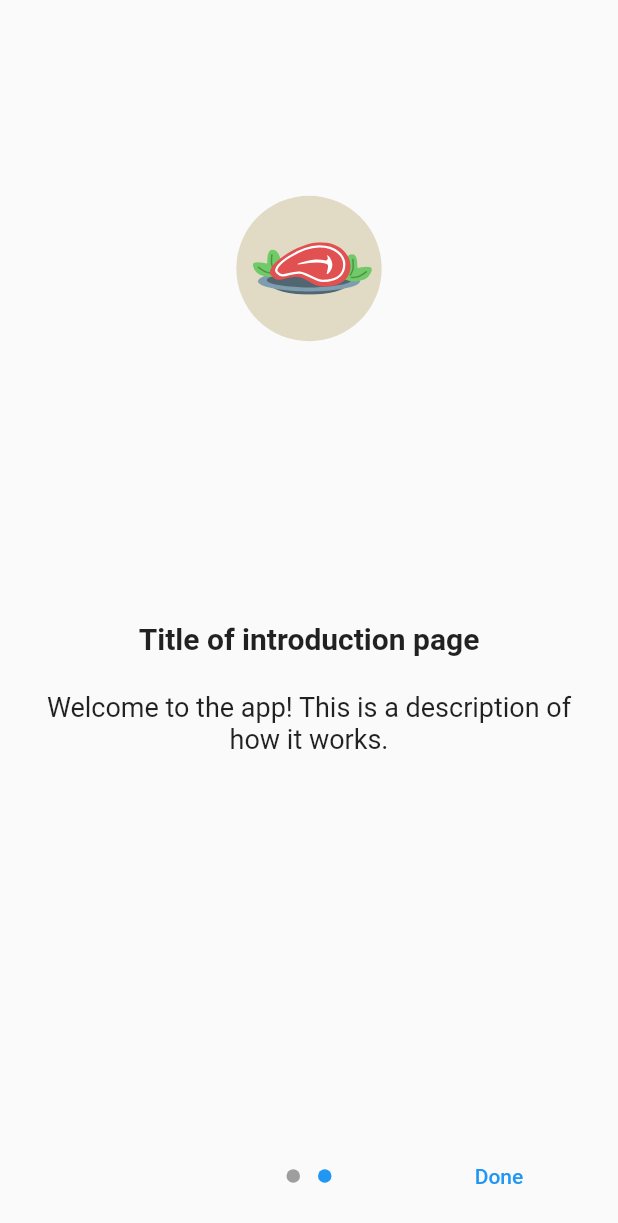
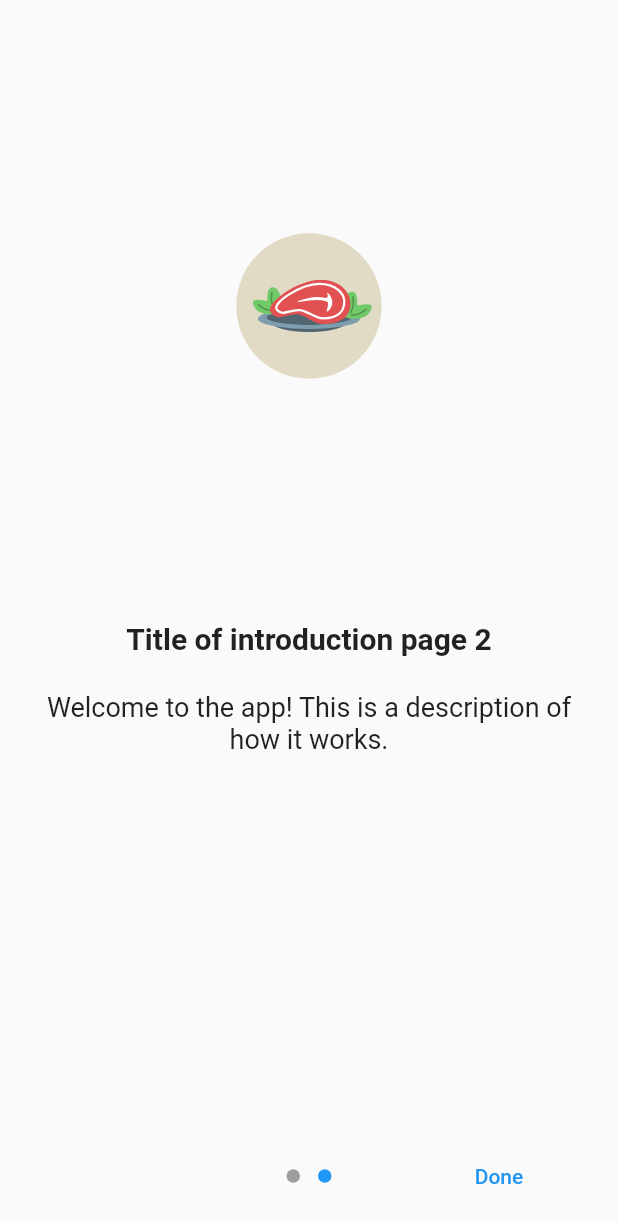
Before and after one commit to ryandiaziz/flutter_package_test, a Flutter app: the screen it shows after launch, swiped to page 2, on a phone screen of 412 x 824 dp. Shown: the top 1223 px of the screen. Run offline on Flutter 3.47's test engine with Material 2 defaults, Android fonts, the phone set to English and light mode, and no system bars; drawn by our look-alikes of introduction_screen; our stand-ins replace avatar_glow, convex_bottom_bar, dropdown_search, faker, lottie.

Commit message:
add some improvements

```diff
--- a/lib/pages/introduction_page.dart
+++ b/lib/pages/introduction_page.dart
@@ -21,17 +21,27 @@ class IntroductionPage extends StatelessWidget {
       },
       pages: [
         PageViewModel(
-          title: "Title of introduction page",
+          title: "Title of introduction page 1",
           body: "Welcome to the app! This is a description of how it works.",
           image: Center(
-            child: Lottie.asset("assets/lotties/intro.json"),
+            child: Container(
+              padding: const EdgeInsets.only(top: 50),
+              height: 300,
+              width: 300,
+              child: Lottie.asset("assets/lotties/intro.json"),
+            ),
           ),
         ),
         PageViewModel(
-          title: "Title of introduction page",
+          title: "Title of introduction page 2",
           body: "Welcome to the app! This is a description of how it works.",
           image: Center(
-            child: Lottie.asset("assets/lotties/food.json"),
+            child: Container(
+              padding: const EdgeInsets.only(top: 50),
+              height: 300,
+              width: 300,
+              child: Lottie.asset("assets/lotties/food.json"),
+            ),
           ),
         )
       ],
--- a/pubspec.yaml
+++ b/pubspec.yaml
@@ -40,6 +40,7 @@ dependencies:
   introduction_screen: ^3.1.4
   lottie: ^1.4.2
   dropdown_search: 4.0.0
+  http: ^0.13.5
 
 dev_dependencies:
   flutter_test:
```
Also changed, not shown: lib/pages/dropdown_search_page.dart (+15 -4 lines), pubspec.lock.
